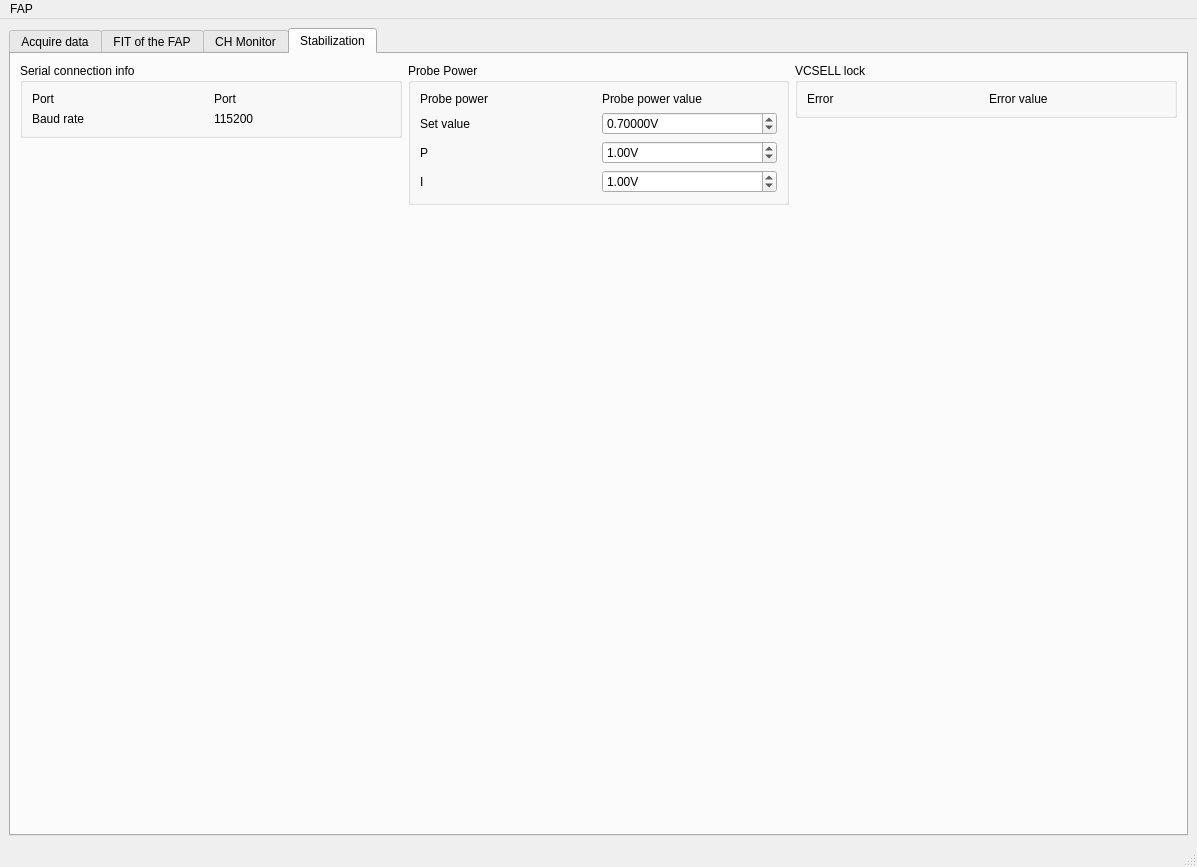
Before: the Qt Designer form gui.ui in zoran-grujic/FAP-TiePie, drawn with Qt 5.
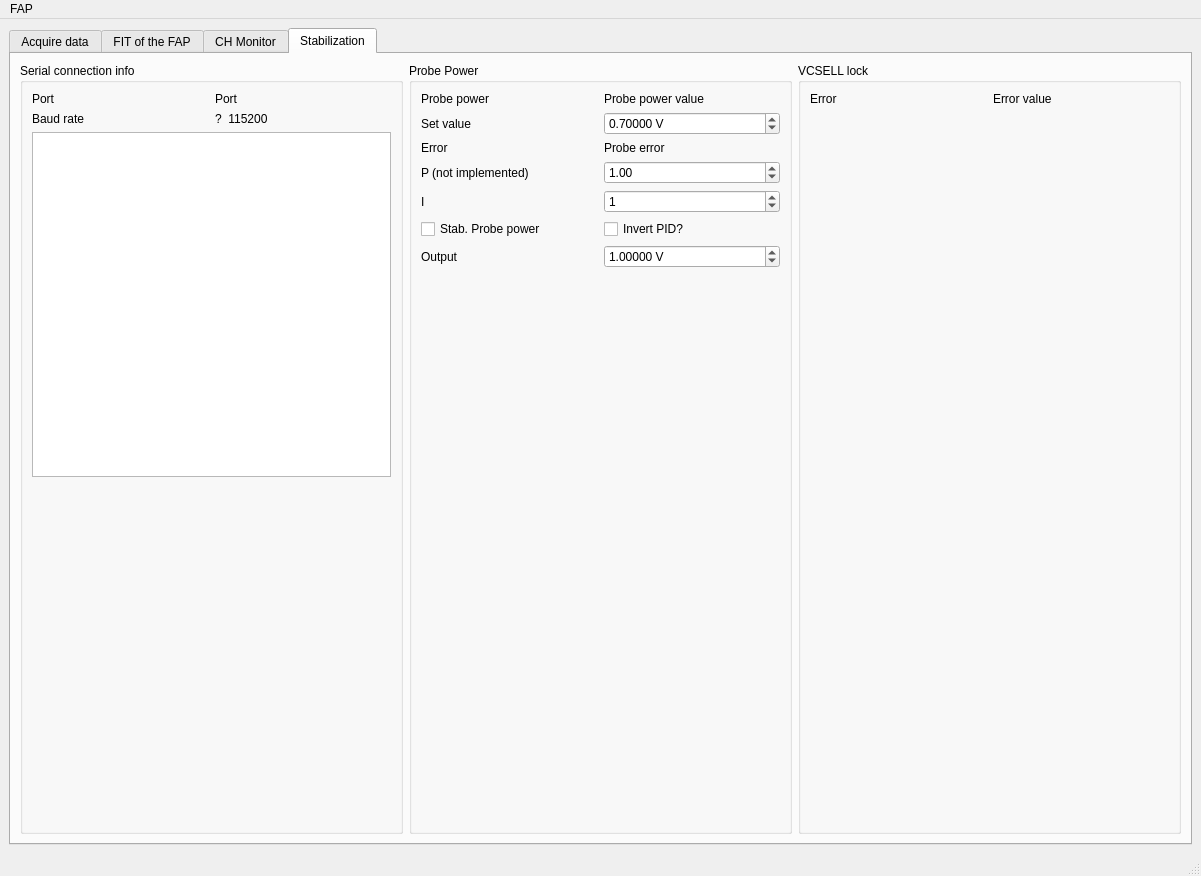
After: the same form once the commit is applied. Icons and pictures are not drawn.

Commit message: Implemented stabilization of probe power

```diff
--- a/gui.ui
+++ b/gui.ui
@@ -6,8 +6,8 @@
    <rect>
     <x>0</x>
     <y>0</y>
-    <width>1197</width>
-    <height>867</height>
+    <width>1201</width>
+    <height>876</height>
    </rect>
   </property>
   <property name="windowTitle">
@@ -1840,13 +1840,30 @@
        </attribute>
        <layout class="QHBoxLayout" name="horizontalLayout_6">
         <item>
-         <layout class="QVBoxLayout" name="verticalLayout_18">
-          <item>
            <widget class="QGroupBox" name="groupBox_5">
+          <property name="sizePolicy">
+           <sizepolicy hsizetype="Preferred" vsizetype="Preferred">
+            <horstretch>1</horstretch>
+            <verstretch>0</verstretch>
+           </sizepolicy>
+          </property>
             <property name="title">
              <string>Serial connection info</string>
             </property>
             <layout class="QGridLayout" name="gridLayout_19">
+           <item row="1" column="0">
+            <widget class="QPlainTextEdit" name="plainTextEdit_ESP32SerialLog">
+             <property name="enabled">
+              <bool>true</bool>
+             </property>
+             <property name="readOnly">
+              <bool>true</bool>
+             </property>
+             <property name="maximumBlockCount">
+              <number>50</number>
+             </property>
+            </widget>
+           </item>
              <item row="0" column="0">
               <layout class="QGridLayout" name="gridLayout_18">
                <item row="0" column="0">
@@ -1866,7 +1883,7 @@
                <item row="1" column="1">
                 <widget class="QLabel" name="label_38">
                  <property name="text">
-                  <string>115200</string>
+                <string>?  115200</string>
                  </property>
                 </widget>
                </item>
@@ -1879,10 +1896,7 @@
                </item>
               </layout>
              </item>
-            </layout>
-           </widget>
-          </item>
-          <item>
+           <item row="2" column="0">
            <spacer name="verticalSpacer">
             <property name="orientation">
              <enum>Qt::Vertical</enum>
@@ -1896,75 +1910,22 @@
            </spacer>
           </item>
          </layout>
+         </widget>
         </item>
-        <item>
-         <layout class="QVBoxLayout" name="verticalLayout_19">
           <item>
            <widget class="QGroupBox" name="groupBox_ProbPower">
+          <property name="sizePolicy">
+           <sizepolicy hsizetype="Preferred" vsizetype="Preferred">
+            <horstretch>1</horstretch>
+            <verstretch>0</verstretch>
+           </sizepolicy>
+          </property>
             <property name="title">
              <string>Probe Power</string>
             </property>
             <layout class="QGridLayout" name="gridLayout_17">
              <item row="0" column="1">
               <layout class="QGridLayout" name="gridLayout_16">
-               <item row="5" column="0">
-                <widget class="QLabel" name="label_45">
-                 <property name="text">
-                  <string>I</string>
-                 </property>
-                </widget>
-               </item>
-               <item row="4" column="1">
-                <widget class="QDoubleSpinBox" name="doubleSpinBox_setProbePowerP">
-                 <property name="suffix">
-                  <string>V</string>
-                 </property>
-                 <property name="decimals">
-                  <number>2</number>
-                 </property>
-                 <property name="minimum">
-                  <double>-10.000000000000000</double>
-                 </property>
-                 <property name="maximum">
-                  <double>10.000000000000000</double>
-                 </property>
-                 <property name="singleStep">
-                  <double>0.010000000000000</double>
-                 </property>
-                 <property name="value">
-                  <double>1.000000000000000</double>
-                 </property>
-                </widget>
-               </item>
-               <item row="2" column="1">
-                <widget class="QLabel" name="label_ProbePowerValue">
-                 <property name="text">
-                  <string>Probe power value</string>
-                 </property>
-                </widget>
-               </item>
-               <item row="3" column="1">
-                <widget class="QDoubleSpinBox" name="doubleSpinBox_setProbePowerValue">
-                 <property name="suffix">
-                  <string>V</string>
-                 </property>
-                 <property name="decimals">
-                  <number>5</number>
-                 </property>
-                 <property name="minimum">
-                  <double>-10.000000000000000</double>
-                 </property>
-                 <property name="maximum">
-                  <double>10.000000000000000</double>
-                 </property>
-                 <property name="singleStep">
-                  <double>0.001000000000000</double>
-                 </property>
-                 <property name="value">
-                  <double>0.700000000000000</double>
-                 </property>
-                </widget>
-               </item>
                <item row="2" column="0">
                 <widget class="QLabel" name="label_39">
                  <property name="text">
@@ -1979,20 +1940,87 @@
                  </property>
                 </widget>
                </item>
-               <item row="4" column="0">
-                <widget class="QLabel" name="label_44">
-                 <property name="text">
-                  <string>P</string>
-                 </property>
-                </widget>
-               </item>
-               <item row="5" column="1">
+             <item row="6" column="1">
                 <widget class="QDoubleSpinBox" name="doubleSpinBox_setProbePowerI">
                  <property name="suffix">
-                  <string>V</string>
+                <string/>
                  </property>
                  <property name="decimals">
-                  <number>2</number>
+                <number>0</number>
+               </property>
+               <property name="minimum">
+                <double>0.000000000000000</double>
+               </property>
+               <property name="maximum">
+                <double>1000.000000000000000</double>
+               </property>
+               <property name="singleStep">
+                <double>1.000000000000000</double>
+               </property>
+               <property name="value">
+                <double>1.000000000000000</double>
+               </property>
+              </widget>
+             </item>
+             <item row="2" column="1">
+              <widget class="QLabel" name="label_ProbePowerValue">
+               <property name="text">
+                <string>Probe power value</string>
+               </property>
+              </widget>
+             </item>
+             <item row="4" column="1">
+              <widget class="QLabel" name="label_ProbeError">
+               <property name="text">
+                <string>Probe error</string>
+               </property>
+              </widget>
+             </item>
+             <item row="7" column="0">
+              <widget class="QCheckBox" name="checkBox_StabProbePower">
+               <property name="text">
+                <string>Stab. Probe power</string>
+               </property>
+               <property name="icon">
+                <iconset>
+                 <normaloff>images/ZG-Speach-Bubble-48x48-icon.png</normaloff>images/ZG-Speach-Bubble-48x48-icon.png</iconset>
+               </property>
+               <property name="iconSize">
+                <size>
+                 <width>48</width>
+                 <height>48</height>
+                </size>
+               </property>
+              </widget>
+             </item>
+             <item row="5" column="0">
+              <widget class="QLabel" name="label_44">
+               <property name="text">
+                <string>P (not implemented)</string>
+               </property>
+              </widget>
+             </item>
+             <item row="6" column="0">
+              <widget class="QLabel" name="label_45">
+               <property name="text">
+                <string>I</string>
+               </property>
+              </widget>
+             </item>
+             <item row="7" column="1">
+              <widget class="QCheckBox" name="checkBox_ProbeStabInvertPID">
+               <property name="text">
+                <string>Invert PID?</string>
+               </property>
+              </widget>
+             </item>
+             <item row="3" column="1">
+              <widget class="QDoubleSpinBox" name="doubleSpinBox_setProbePowerValue">
+               <property name="suffix">
+                <string> V</string>
+               </property>
+               <property name="decimals">
+                <number>5</number>
                  </property>
                  <property name="minimum">
                   <double>-10.000000000000000</double>
@@ -2001,6 +2029,35 @@
                   <double>10.000000000000000</double>
                  </property>
                  <property name="singleStep">
+                <double>0.001000000000000</double>
+               </property>
+               <property name="value">
+                <double>0.700000000000000</double>
+               </property>
+              </widget>
+             </item>
+             <item row="4" column="0">
+              <widget class="QLabel" name="label_41">
+               <property name="text">
+                <string>Error</string>
+               </property>
+              </widget>
+             </item>
+             <item row="5" column="1">
+              <widget class="QDoubleSpinBox" name="doubleSpinBox_setProbePowerP">
+               <property name="suffix">
+                <string/>
+               </property>
+               <property name="decimals">
+                <number>2</number>
+               </property>
+               <property name="minimum">
+                <double>0.000000000000000</double>
+               </property>
+               <property name="maximum">
+                <double>10.000000000000000</double>
+               </property>
+               <property name="singleStep">
                   <double>0.010000000000000</double>
                  </property>
                  <property name="value">
@@ -2008,12 +2065,38 @@
                  </property>
                 </widget>
                </item>
-              </layout>
+             <item row="8" column="0">
+              <widget class="QLabel" name="label_48">
+               <property name="text">
+                <string>Output</string>
+               </property>
+              </widget>
              </item>
-            </layout>
-           </widget>
-          </item>
-          <item>
+             <item row="8" column="1">
+              <widget class="QDoubleSpinBox" name="doubleSpinBox_stabProbePowerOut">
+               <property name="suffix">
+                <string> V</string>
+               </property>
+               <property name="decimals">
+                <number>5</number>
+               </property>
+               <property name="minimum">
+                <double>-5.000000000000000</double>
+               </property>
+               <property name="maximum">
+                <double>5.000000000000000</double>
+               </property>
+               <property name="singleStep">
+                <double>0.010000000000000</double>
+               </property>
+               <property name="value">
+                <double>1.000000000000000</double>
+               </property>
+              </widget>
+             </item>
+            </layout>
+           </item>
+           <item row="1" column="1">
            <spacer name="verticalSpacer_2">
             <property name="orientation">
              <enum>Qt::Vertical</enum>
@@ -2027,11 +2110,16 @@
            </spacer>
           </item>
          </layout>
+         </widget>
         </item>
-        <item>
-         <layout class="QVBoxLayout" name="verticalLayout_20">
           <item>
            <widget class="QGroupBox" name="groupBox_9">
+          <property name="sizePolicy">
+           <sizepolicy hsizetype="Preferred" vsizetype="Preferred">
+            <horstretch>1</horstretch>
+            <verstretch>0</verstretch>
+           </sizepolicy>
+          </property>
             <property name="title">
              <string>VCSELL lock</string>
             </property>
@@ -2054,10 +2142,7 @@
                </property>
               </widget>
              </item>
-            </layout>
-           </widget>
-          </item>
-          <item>
+           <item row="1" column="0">
            <spacer name="verticalSpacer_3">
             <property name="orientation">
              <enum>Qt::Vertical</enum>
@@ -2071,6 +2156,7 @@
            </spacer>
           </item>
          </layout>
+         </widget>
         </item>
        </layout>
       </widget>
@@ -2083,7 +2169,7 @@
     <rect>
      <x>0</x>
      <y>0</y>
-     <width>1197</width>
+     <width>1201</width>
      <height>26</height>
     </rect>
    </property>
```
Left out of the diff: 2 changed lines with no effect on the pictures. Lines whose indentation alone changed are shown as unchanged. The commit also changes 2 other files.
